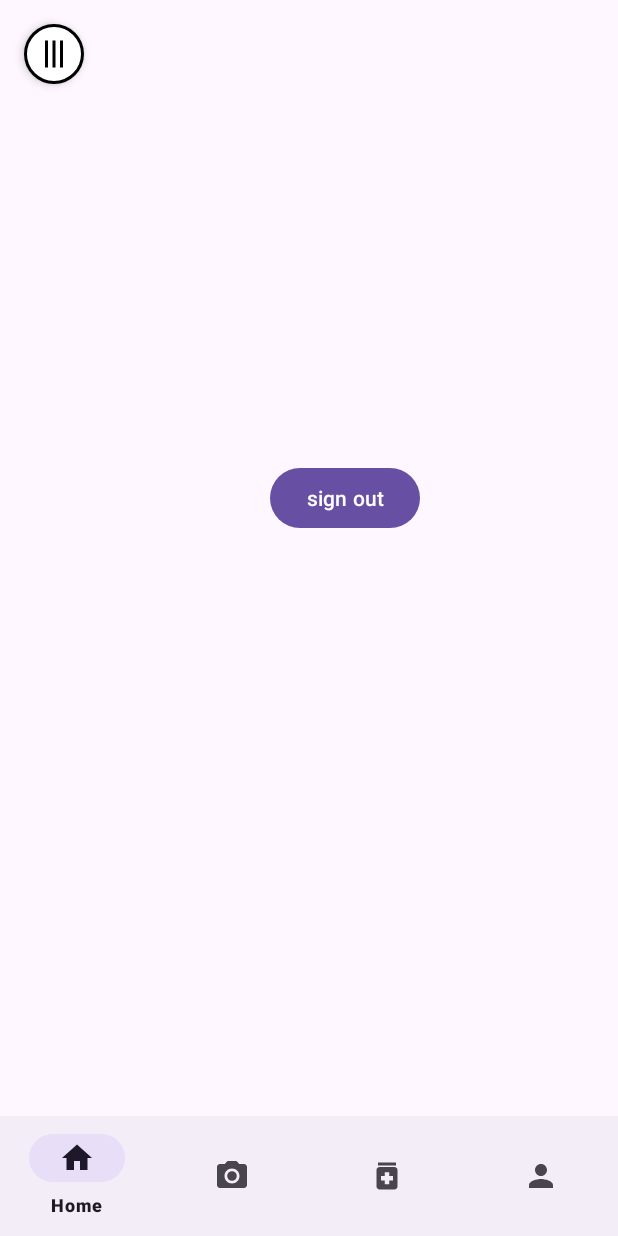
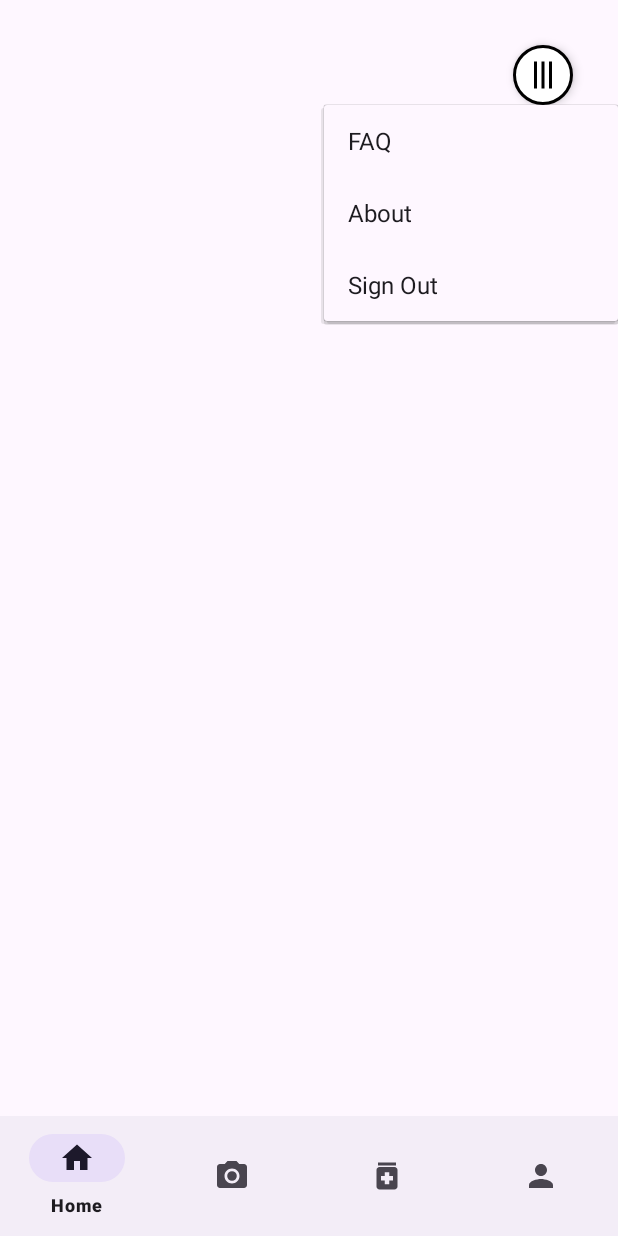
Before and after one commit to RoosterMonkey777/DermaGazeAI, an Android app: the HomeFragment screen opened through its navigation route, after a tap on "menu", on a phone screen of 412 x 824 dp. Run offline under Robolectric (Android 15) with nearby library versions, the phone set to English and light mode, and no system bars; our stand-ins replace navigation-ui; libraries missing offline, so code that uses them is left out: com.amplifyframework.api, com.amplifyframework.core; 1 statement that could not run was skipped.

Commit message:
added menu items naviagtion and back navigation

```diff
--- a/app/src/main/java/khan/z/dermagazeai/HomeFragment.kt
+++ b/app/src/main/java/khan/z/dermagazeai/HomeFragment.kt
@@ -7,22 +7,17 @@ import androidx.fragment.app.Fragment
 import android.view.LayoutInflater
 import android.view.View
 import android.view.ViewGroup
-import android.widget.Button
 import android.widget.ImageButton
-import android.widget.PopupMenu
 import androidx.navigation.fragment.findNavController
-import com.amplifyframework.api.graphql.model.ModelQuery
-import com.amplifyframework.core.Amplify
-import com.amplifyframework.datastore.generated.model.User
+import khan.z.dermagazeai.manager.TopMenuManager
 import khan.z.dermagazeai.manager.UserProfileManager
-import khan.z.dermagazeai.registration.helpers.AuthorizationUtils
 
 
 // CURRENT VERSION ----------------------------------------------------
 class HomeFragment : Fragment() {
 
-    private var isRotated = false
     private val userProfileManager = UserProfileManager()
+    private lateinit var topMenuManager: TopMenuManager
 
     override fun onCreateView(
         inflater: LayoutInflater, container: ViewGroup?,
@@ -36,27 +31,16 @@ class HomeFragment : Fragment() {
 
         Log.d("HomeFragment", "onViewCreated called")
 
-        // top left menu button
-        val menuButton: ImageButton = view.findViewById(R.id.menu_button)
-
-        menuButton.setOnClickListener {
-            val rotateAnimator = if (isRotated) {
-                ObjectAnimator.ofFloat(menuButton, "rotation", 90f, 0f) // Rotate back to 0 degrees
-            } else {
-                ObjectAnimator.ofFloat(menuButton, "rotation", 0f, 90f) // Rotate to 90 degrees
-            }
-            rotateAnimator.duration = 150
-            rotateAnimator.start()
-
-            isRotated = !isRotated // Toggle the rotation state
-
-            // Optionally, show the menu here only when rotating to 90 degrees
-            if (isRotated) {
-                //showPopupMenu(menuButton)
-            }
+        // Initialize the MenuManager
+        topMenuManager = TopMenuManager(requireContext(), this) { from, to ->
+            rotateButton(view.findViewById(R.id.menu_button), from, to)
         }
 
-        // find the user profile in database
+        // Setup the menu button
+        val menuButton: ImageButton = view.findViewById(R.id.menu_button)
+        topMenuManager.setupMenuButton(menuButton)
+
+        // Find the user profile in database
         userProfileManager.fetchUserEmail(
             onSuccess = { email ->
                 Log.d("HomeFragment", "User email: $email")
@@ -79,33 +63,100 @@ class HomeFragment : Fragment() {
                 Log.e("HomeFragment", "Failed to fetch user email", error)
             }
         )
+    }
 
-        view.findViewById<Button>(R.id.btn_signout).setOnClickListener {
-            Log.d("HomeFragment", "Sign out button clicked")
-            AuthorizationUtils.signOut(requireContext()) {
-                Log.d("HomeFragment", "User signed out, navigating to login screen")
-                findNavController().navigate(R.id.action_homeFragment_to_loginFragment)
-            }
+    private fun rotateButton(button: ImageButton, from: Float, to: Float) {
+        val rotateAnimator = ObjectAnimator.ofFloat(button, "rotation", from, to)
+        rotateAnimator.duration = 150
+        rotateAnimator.start()
+    }
+
+    private fun navigateToUserProfileDialog() {
+        requireActivity().runOnUiThread {
+            findNavController().navigate(R.id.action_homeFragment_to_userProfileDialogFragment)
         }
     }
+}
 
+//class HomeFragment : Fragment() {
+//
+//    private var isRotated = false
+//    private val userProfileManager = UserProfileManager()
+//
+//    override fun onCreateView(
+//        inflater: LayoutInflater, container: ViewGroup?,
+//        savedInstanceState: Bundle?
+//    ): View? {
+//        return inflater.inflate(R.layout.fragment_home, container, false)
+//    }
+//
+//    override fun onViewCreated(view: View, savedInstanceState: Bundle?) {
+//        super.onViewCreated(view, savedInstanceState)
+//
+//        Log.d("HomeFragment", "onViewCreated called")
+//
+//        // top left menu button
+//        val menuButton: ImageButton = view.findViewById(R.id.menu_button)
+//
+//        menuButton.setOnClickListener {
+//            if (!isRotated) {
+//                rotateButton(menuButton, 0f, 90f)
+//                showPopupMenu(menuButton)
+//            } else {
+//                rotateButton(menuButton, 90f, 0f)
+//            }
+//        }
+//
+//
+//
+//        // find the user profile in database
+//        userProfileManager.fetchUserEmail(
+//            onSuccess = { email ->
+//                Log.d("HomeFragment", "User email: $email")
+//                userProfileManager.checkUserProfile(
+//                    email,
+//                    onProfileFound = { user ->
+//                        Log.d("HomeFragment", "User profile found: $user")
+//                        // Handle profile found scenario
+//                    },
+//                    onProfileNotFound = {
+//                        Log.d("HomeFragment", "No user profile found, navigating to UserProfileDialogFragment")
+//                        navigateToUserProfileDialog()
+//                    },
+//                    onError = { error ->
+//                        Log.e("HomeFragment", "Failed to query user profile", error)
+//                    }
+//                )
+//            },
+//            onError = { error ->
+//                Log.e("HomeFragment", "Failed to fetch user email", error)
+//            }
+//        )
+//
+//    }
+//
+//    private fun rotateButton(button: ImageButton, from: Float, to: Float) {
+//        val rotateAnimator = ObjectAnimator.ofFloat(button, "rotation", from, to)
+//        rotateAnimator.duration = 150
+//        rotateAnimator.start()
+//    }
+//
 //    private fun showPopupMenu(view: View) {
 //        val popup = PopupMenu(requireContext(), view)
-//        popup.menuInflater.inflate(R.menu.menu_main, popup.menu)
+//        popup.menuInflater.inflate(R.menu.top_menu_button, popup.menu)
+//
 //        popup.setOnMenuItemClickListener { item ->
 //            when (item.itemId) {
 //                R.id.action_faq -> {
-//                    // Handle FAQ action
+//                    //findNavController().navigate(R.id.action_homeFragment_to_faqFragment)
 //                    true
 //                }
 //                R.id.action_about -> {
-//                    // Handle About action
+//                    //findNavController().navigate(R.id.action_homeFragment_to_aboutFragment)
 //                    true
 //                }
 //                R.id.action_signout -> {
-//                    // Handle Sign Out action
 //                    AuthorizationUtils.signOut(requireContext()) {
-//                        Log.d("HomeFragment", "User signed out, navigating to login screen")
 //                        findNavController().navigate(R.id.action_homeFragment_to_loginFragment)
 //                    }
 //                    true
@@ -113,17 +164,27 @@ class HomeFragment : Fragment() {
 //                else -> false
 //            }
 //        }
+//
+//        popup.setOnDismissListener {
+//            if (isRotated) {
+//                rotateButton(view as ImageButton, 90f, 0f)
+//                isRotated = false
+//            }
+//        }
+//
 //        popup.show()
+//
+//        isRotated = true
 //    }
-
-
-
-    private fun navigateToUserProfileDialog() {
-        requireActivity().runOnUiThread {
-            findNavController().navigate(R.id.action_homeFragment_to_userProfileDialogFragment)
-        }
-    }
-}
+//
+//
+//
+//    private fun navigateToUserProfileDialog() {
+//        requireActivity().runOnUiThread {
+//            findNavController().navigate(R.id.action_homeFragment_to_userProfileDialogFragment)
+//        }
+//    }
+//}
 
 
 
--- /dev/null
+++ b/app/src/main/java/khan/z/dermagazeai/manager/TopMenuManager.kt
@@ -0,0 +1,71 @@
+package khan.z.dermagazeai.manager
+
+import android.content.Context
+import android.view.View
+import android.widget.ImageButton
+import android.widget.PopupMenu
+import androidx.fragment.app.Fragment
+import androidx.navigation.Navigation.findNavController
+import androidx.navigation.fragment.findNavController
+import khan.z.dermagazeai.R
+import khan.z.dermagazeai.registration.helpers.AuthorizationUtils
+
+class TopMenuManager(
+    private val context: Context,
+    private val fragment: Fragment, // Pass the fragment to handle navigation
+    private val rotateButtonCallback: (Float, Float) -> Unit // Callback to handle button rotation
+) {
+
+    private var isRotated = false
+
+    fun setupMenuButton(menuButton: ImageButton) {
+        menuButton.setOnClickListener {
+            if (!isRotated) {
+                rotateButton(menuButton, 0f, 90f)
+                showPopupMenu(menuButton)
+            } else {
+                rotateButton(menuButton, 90f, 0f)
+            }
+        }
+    }
+
+    private fun rotateButton(button: ImageButton, from: Float, to: Float) {
+        rotateButtonCallback(from, to)
+    }
+
+    private fun showPopupMenu(view: View) {
+        val popup = PopupMenu(context, view)
+        popup.menuInflater.inflate(R.menu.top_menu_button, popup.menu)
+
+        popup.setOnMenuItemClickListener { item ->
+            when (item.itemId) {
+                R.id.action_faq -> {
+                    fragment.findNavController().navigate(R.id.action_homeFragment_to_faqFragment)
+                    true
+                }
+                R.id.action_about -> {
+                    fragment.findNavController().navigate(R.id.action_homeFragment_to_aboutFragment)
+                    true
+                }
+                R.id.action_signout -> {
+                    AuthorizationUtils.signOut(context) {
+                        fragment.findNavController().navigate(R.id.action_homeFragment_to_loginFragment)
+                    }
+                    true
+                }
+                else -> false
+            }
+        }
+
+        popup.setOnDismissListener {
+            if (isRotated) {
+                rotateButton(view as ImageButton, 90f, 0f)
+                isRotated = false
+            }
+        }
+
+        popup.show()
+
+        isRotated = true
+    }
+}
--- /dev/null
+++ b/app/src/main/res/drawable/baseline_arrow_back_50.xml
@@ -0,0 +1,5 @@
+<vector xmlns:android="http://schemas.android.com/apk/res/android" android:autoMirrored="true" android:height="50dp" android:tint="#000000" android:viewportHeight="24" android:viewportWidth="24" android:width="50dp">
+
+    <path android:fillColor="@android:color/white" android:pathData="M20,11H7.83l5.59,-5.59L12,4l-8,8 8,8 1.41,-1.41L7.83,13H20v-2z"/>
+
+</vector>
--- a/app/src/main/res/layout/fragment_home.xml
+++ b/app/src/main/res/layout/fragment_home.xml
@@ -10,23 +10,14 @@
     <!-- Round ImageButton for menu in HomeFragment -->
     <ImageButton
         android:id="@+id/menu_button"
-        android:layout_width="40dp"
-        android:layout_height="40dp"
+        android:layout_width="wrap_content"
+        android:layout_height="wrap_content"
+        android:layout_margin="30dp"
         android:background="@drawable/menu_button_states"
         android:contentDescription="menu"
-        app:layout_constraintTop_toTopOf="parent"
-        app:layout_constraintStart_toStartOf="parent"
-        android:layout_margin="16dp"
-        android:padding="14dp"
-        android:elevation="4dp" />
+        android:elevation="4dp"
+        app:layout_constraintEnd_toEndOf="parent"
+        app:layout_constraintTop_toTopOf="parent" />
 
-    <Button
-        android:id="@+id/btn_signout"
-        android:layout_width="wrap_content"
-        android:layout_height="wrap_content"
-        android:layout_marginStart="180dp"
-        android:layout_marginTop="308dp"
-        android:text="sign out"
-        app:layout_constraintStart_toStartOf="parent"
-        app:layout_constraintTop_toTopOf="parent" />
+
 </androidx.constraintlayout.widget.ConstraintLayout>
--- /dev/null
+++ b/app/src/main/res/menu/top_menu_button.xml
@@ -0,0 +1,18 @@
+<?xml version="1.0" encoding="utf-8"?>
+<menu xmlns:android="http://schemas.android.com/apk/res/android">
+    <item
+        android:id="@+id/action_faq"
+        android:title="FAQ"/>
+<!--        android:icon="@drawable/ic_faq" /> -->
+
+
+    <item
+        android:id="@+id/action_about"
+        android:title="About"/>
+<!--        android:icon="@drawable/ic_about" />-->
+
+    <item
+        android:id="@+id/action_signout"
+        android:title="Sign Out"/>
+<!--        android:icon="@drawable/ic_signout" /> -->
+</menu>
--- a/app/src/main/res/navigation/nav_graph.xml
+++ b/app/src/main/res/navigation/nav_graph.xml
@@ -82,6 +82,12 @@
             app:destination="@id/userProfileDialogFragment"
             app:popUpTo="@id/homeFragment"
             app:popUpToInclusive="true" />
+        <action
+            android:id="@+id/action_homeFragment_to_faqFragment"
+            app:destination="@id/faqFragment" />
+        <action
+            android:id="@+id/action_homeFragment_to_aboutFragment"
+            app:destination="@id/aboutFragment" />
     </fragment>
 
     <!--user profile dialog-->
@@ -100,4 +106,40 @@
             app:popUpToInclusive="true" />
     </dialog>
 
+    <!--faq fragment-->
+    <fragment
+        android:id="@+id/faqFragment"
+        android:name="khan.z.dermagazeai.topmenu.FaqFragment"
+        android:label="FAQ"
+        tools:layout="@layout/fragment_faq" />
+
+    <!--about fragment-->
+    <fragment
+        android:id="@+id/aboutFragment"
+        android:name="khan.z.dermagazeai.topmenu.AboutFragment"
+        android:label="About"
+        tools:layout="@layout/fragment_about" />
+
+    <!--camera fragment-->
+    <fragment
+        android:id="@+id/cameraFragment"
+        android:name="khan.z.dermagazeai.machinelearning.views.CameraFragment"
+        android:label="Camera"
+        tools:layout="@layout/fragment_camera" />
+
+    <!--medication fragment-->
+    <fragment
+        android:id="@+id/medicationFragment"
+        android:name="khan.z.dermagazeai.medication.views.MedicationFragment"
+        android:label="Medication"
+        tools:layout="@layout/fragment_medication" />
+
+
+    <!--user profile fragment-->
+    <fragment
+        android:id="@+id/userProfileFragment"
+        android:name="khan.z.dermagazeai.manager.views.UserProfileFragment"
+        android:label="Profile"
+        tools:layout="@layout/fragment_user_profile" />
+
 </navigation>
```
Also changed, not shown: app/src/main/java/khan/z/dermagazeai/activities/MainActivity.kt (+33 -0 lines), app/src/main/java/khan/z/dermagazeai/machinelearning/views/CameraFragment.kt (added, +60 -0 lines), app/src/main/java/khan/z/dermagazeai/manager/views/UserProfileFragment.kt (added, +60 -0 lines), app/src/main/java/khan/z/dermagazeai/medication/views/MedicationFragment.kt (added, +60 -0 lines), app/src/main/java/khan/z/dermagazeai/topmenu/AboutFragment.kt (added, +44 -0 lines), app/src/main/java/khan/z/dermagazeai/topmenu/FaqFragment.kt (added, +46 -0 lines), app/src/main/res/layout/activity_main.xml (+0 -7 lines), app/src/main/res/layout/fragment_about.xml (added, +31 -0 lines), app/src/main/res/layout/fragment_camera.xml (added, +14 -0 lines), app/src/main/res/layout/fragment_faq.xml (added, +31 -0 lines), app/src/main/res/layout/fragment_medication.xml (added, +14 -0 lines), app/src/main/res/layout/fragment_user_profile.xml (added, +14 -0 lines).
